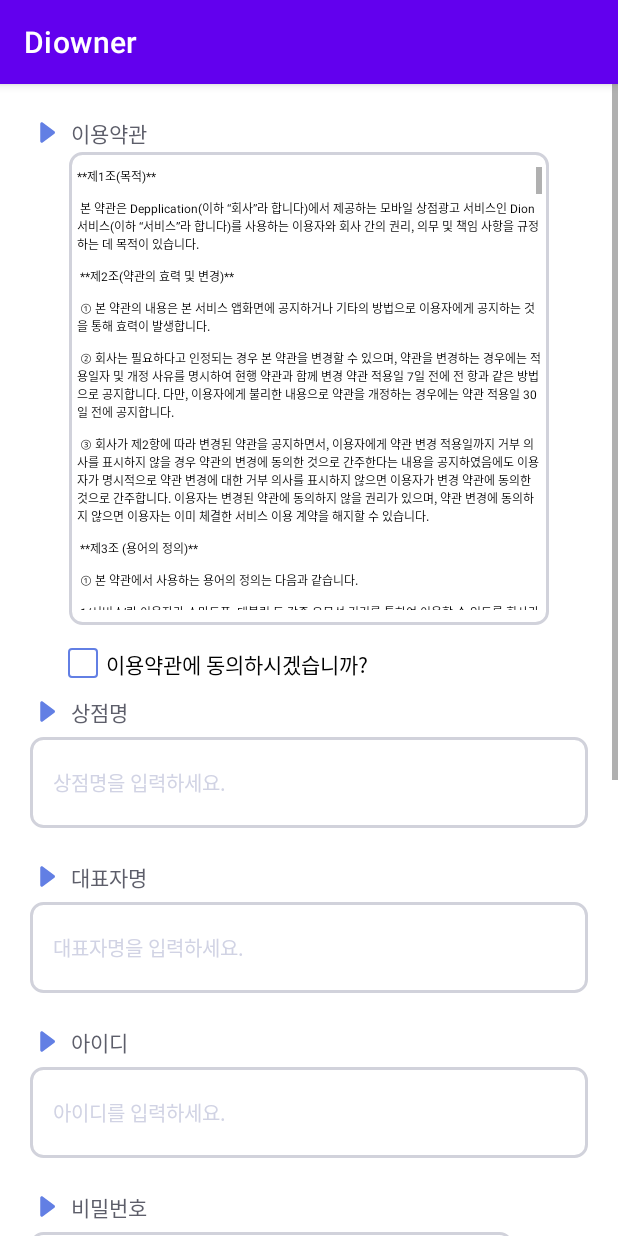
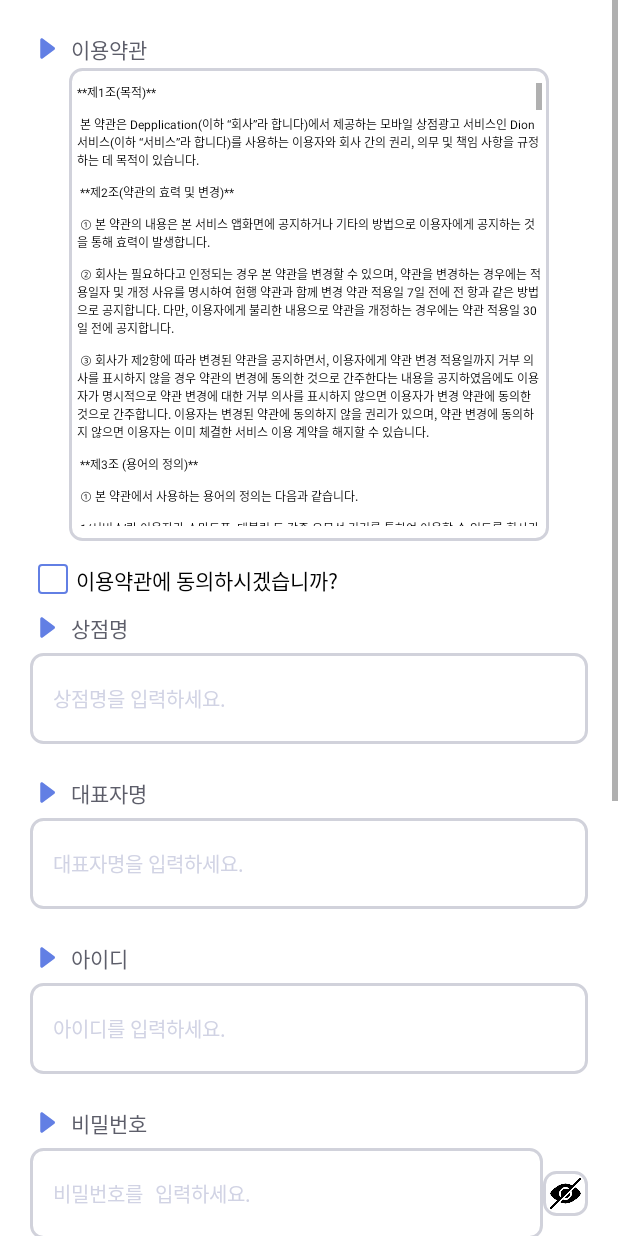
Before and after one commit to Depplication/Diowner_Kotlin, an Android app: the JoinActivity screen opened directly, with no data from a screen before it, on a phone screen of 412 x 824 dp. Run offline under Robolectric (Android 15) with nearby library versions, the phone set to English and light mode, and no system bars.

Commit message:
회원가입 수정

```diff
--- a/app/src/main/java/kr/hs/diowner/JoinActivity.kt
+++ b/app/src/main/java/kr/hs/diowner/JoinActivity.kt
@@ -62,7 +62,7 @@ class JoinActivity : AppCompatActivity(), View.OnClickListener {
         tv_rule?.setOnScrollChangeListener { view, scrollX, scrollY, oldScrollX, oldScrolly ->
             if (!tv_rule.canScrollVertically(1)) {
                 RuleCheck.isEnabled = true
-                Toast.makeText(this, "end", Toast.LENGTH_SHORT).show()
+                //Toast.makeText(this, "end", Toast.LENGTH_SHORT).show()
             }
         }
     }
--- a/app/src/main/res/layout/activity_join.xml
+++ b/app/src/main/res/layout/activity_join.xml
@@ -58,7 +58,7 @@
                 android:id="@+id/check"
                 android:layout_width="20dp"
                 android:layout_height="20dp"
-                android:layout_marginStart="45dp"
+                android:layout_marginStart="25dp"
                 android:layout_marginTop="15dp"
                 android:background="@drawable/check_box"
                 android:button="@null"
@@ -232,8 +232,8 @@
 
                 <ImageView
                     android:id="@+id/Pw_Toggle"
-                    android:layout_width="50dp"
-                    android:layout_height="50dp"
+                    android:layout_width="30dp"
+                    android:layout_height="30dp"
                     android:background="@drawable/round_gray"
                     android:src="@drawable/hidden"
                     android:tag="0"
--- a/app/src/main/res/values/themes.xml
+++ b/app/src/main/res/values/themes.xml
@@ -1,6 +1,6 @@
 <resources xmlns:tools="http://schemas.android.com/tools">
     <!-- Base application theme. -->
-    <style name="Theme.Diowner" parent="Theme.MaterialComponents.DayNight.DarkActionBar">
+    <style name="Theme.Diowner" parent="Theme.MaterialComponents.DayNight.NoActionBar">
         <!-- Primary brand color. -->
         <item name="colorPrimary">@color/purple_500</item>
         <item name="colorPrimaryVariant">@color/purple_700</item>
```
